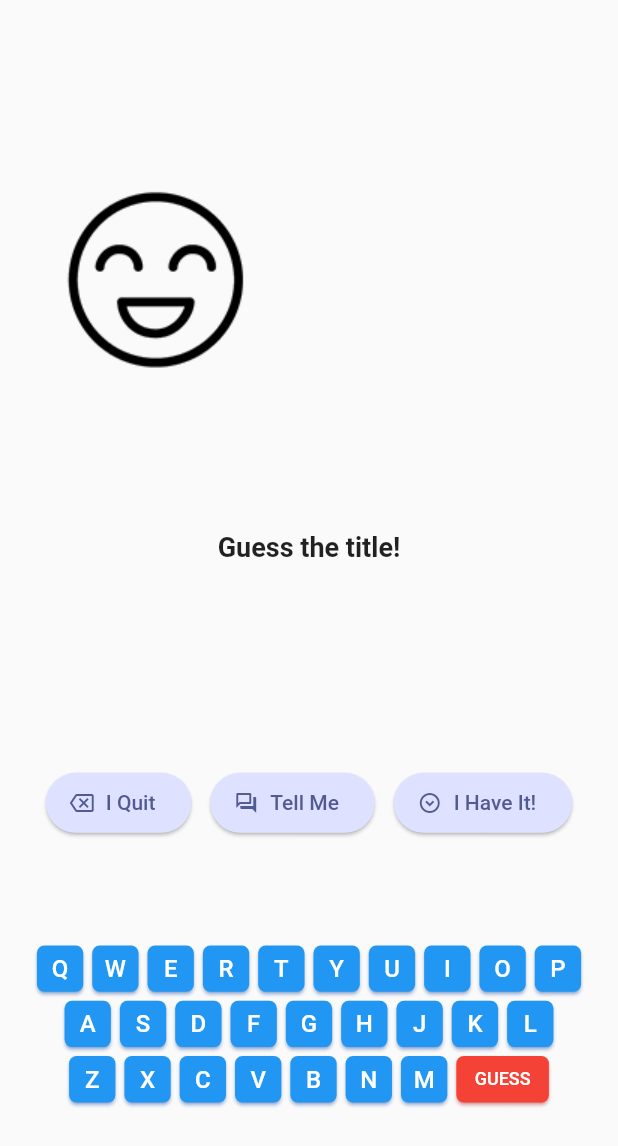
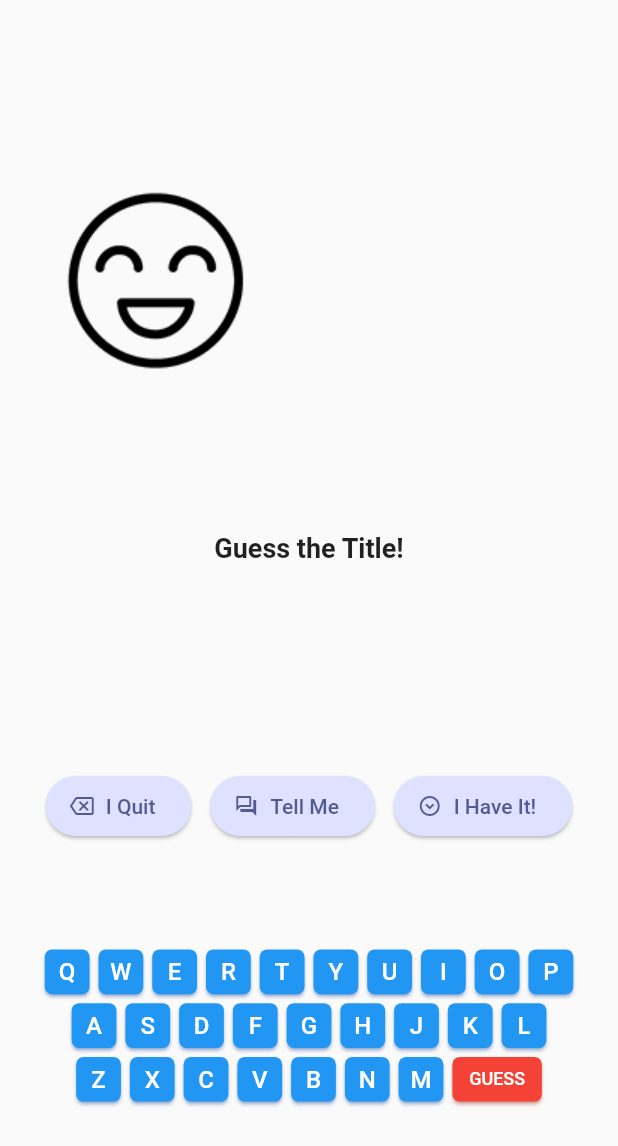
Before and after one commit to bjornunnar/flutter_hangman, a Flutter app: the GameScreen widget shown alone on an empty page, opened directly with empty values, on a phone screen of 412 x 824 dp. Shown: the top 1146 px of the screen. Run offline on Flutter 3.47's test engine with Material 2 defaults, Android fonts, the phone set to English and light mode, and no system bars; missing offline and left inert: tmdb_api.

Commit message:
minor updates
tweak title letter width,
capitalize user text input,
user direction changes w/ gamestate
restructure widgets folder

```diff
--- a/lib/main.dart
+++ b/lib/main.dart
@@ -1,5 +1,5 @@
 import 'package:flutter/material.dart';
-import 'package:hangman/widgets/hangman.dart';
+import 'package:hangman/widgets/start-screen/hangman.dart';
 import 'package:flutter/services.dart';
 
 void main() {
--- a/lib/models/classes.dart
+++ b/lib/models/classes.dart
@@ -69,7 +69,8 @@ class ResponsiveSizes{
     required this.numberOfLetters,
   });
 
+  // getter contains a formula to approximate a safe width for each letter, based on the device width and set padding
   double get letterWidth{
-    return (availableWidth-(padding*2*numberOfLetters))/(numberOfLetters+1.4);
+    return (availableWidth-(padding*2*numberOfLetters))/(numberOfLetters+1.8);
   }
 }
--- a/lib/widgets/loser_screen_custom.dart
+++ b/lib/widgets/end-screens/loser_screen_custom.dart
@@ -11,7 +11,7 @@ class LoserScreenCustom extends StatelessWidget {
       title: const Text('You Lose', textAlign: TextAlign.center,),
       content: Column(
         children: [
-          const Text("The movie in question was:", textAlign: TextAlign.center,),
+          const Text("The correct answer was:", textAlign: TextAlign.center,),
           const SizedBox(height: 10),
           Text(customTitle,
           textAlign: TextAlign.center,
@@ -20,8 +20,6 @@ class LoserScreenCustom extends StatelessWidget {
             fontWeight: FontWeight.bold,
           ),),
           const SizedBox(height: 30),
-          const Text("... I'm assuming it's a movie title?",textAlign: TextAlign.center,),
-          const Text("I have no further information on this movie (if it is a movie), maybe you can google it.",textAlign: TextAlign.center,)
         ],
       ),
       actions: <Widget>[
--- a/lib/widgets/winner_screen_custom.dart
+++ b/lib/widgets/end-screens/winner_screen_custom.dart
@@ -11,7 +11,7 @@ class WinnerScreenCustom extends StatelessWidget {
       title: const Text('You Win!', textAlign: TextAlign.center,),
       content: Column(
         children: [
-          const Text("You correctly guessed the movie:", textAlign: TextAlign.center,),
+          const Text("You correctly guessed:", textAlign: TextAlign.center,),
           const SizedBox(height: 10),
           Text(customTitle,
           textAlign: TextAlign.center,
@@ -20,8 +20,6 @@ class WinnerScreenCustom extends StatelessWidget {
             fontWeight: FontWeight.bold,
           ),),
           const SizedBox(height: 30),
-          const Text("... I'm assuming it's a movie title?",textAlign: TextAlign.center,),
-          const Text("I have no further information on this movie (if it is a movie), maybe you can google it.",textAlign: TextAlign.center,)
         ],
       ),
       actions: <Widget>[
--- a/lib/widgets/game_screen.dart
+++ b/lib/widgets/game-screen/game_screen.dart
@@ -1,18 +1,18 @@
 import 'package:flutter/material.dart';
 import 'package:hangman/data/check_entire_title_guess.dart';
 import 'package:hangman/models/classes.dart';
-import 'package:hangman/widgets/guess_entire_title.dart';
-import 'package:hangman/widgets/keyboard.dart';
-import 'package:hangman/widgets/guessed_letters_view.dart';
+import 'package:hangman/widgets/game-screen/guess_entire_title.dart';
+import 'package:hangman/widgets/game-screen/keyboard.dart';
+import 'package:hangman/widgets/game-screen/guessed_letters_view.dart';
 import 'package:hangman/data/check_guess.dart';
 import 'package:hangman/data/check_winner.dart';
 import 'package:hangman/data/check_loser.dart';
-import 'package:hangman/widgets/current_title.dart';
+import 'package:hangman/widgets/game-screen/current_title.dart';
 import 'package:hangman/data/split_the_title.dart';
-import 'package:hangman/widgets/loser_screen.dart';
-import 'package:hangman/widgets/loser_screen_custom.dart';
-import 'package:hangman/widgets/winner_screen.dart';
-import 'package:hangman/widgets/winner_screen_custom.dart';
+import 'package:hangman/widgets/end-screens/loser_screen.dart';
+import 'package:hangman/widgets/end-screens/loser_screen_custom.dart';
+import 'package:hangman/widgets/end-screens/winner_screen.dart';
+import 'package:hangman/widgets/end-screens/winner_screen_custom.dart';
 
 
 class GameScreen extends StatefulWidget {
@@ -142,10 +142,17 @@ class _GameScreenState extends State<GameScreen> {
     int maxLength = 12;
     double gameScreenWidth = MediaQuery.of(context).size.width;
     ResponsiveSizes titleLetterWidth = ResponsiveSizes(availableWidth: gameScreenWidth, padding: 3, numberOfLetters: maxLength);
+    // we want the guessed letters' width to match the title letters' width, so we pass this on to the guessed letters view widget
     double guessedLettersViewWidth = ((titleLetterWidth.letterWidth)*3)+(titleLetterWidth.padding*8);
 
     // check if dark mode is active, we use this to display white/black progress images
     final isDarkMode = MediaQuery.of(context).platformBrightness == Brightness.dark;
+
+    // onscreen message
+    final onScreenMessage;
+    if (weHaveALoser){onScreenMessage = "You Lost!";}
+    else if (weHaveAWinner){onScreenMessage = "You Won!";}
+    else {onScreenMessage = "Guess the Title!";}
 
     return Center(
       child: Padding(
@@ -193,8 +200,8 @@ class _GameScreenState extends State<GameScreen> {
                 : const SizedBox.shrink(),
               ],
             ),
-            const Text("Guess the title!",
-            style: TextStyle(fontSize: 18, fontWeight: FontWeight.bold),
+            Text(onScreenMessage,
+            style: const TextStyle(fontSize: 18, fontWeight: FontWeight.bold),
             textAlign: TextAlign.center,),
             // check if game is won or lost. if so, we just get the full title to display.
             // if not, we display what the user has so far
@@ -203,7 +210,7 @@ class _GameScreenState extends State<GameScreen> {
               wholeTitle: (weHaveALoser || weHaveAWinner)
               ? widget.hint.cleanTitleAsList
               : widget.hint.hiddenTitleAsList,
-              maxlength: 12))
+              maxlength: maxLength))
               CurrentTitle(title: fragment as List<String>, titleLetterWidth: titleLetterWidth,),
             Row(
               mainAxisAlignment: MainAxisAlignment.spaceEvenly,
--- a/lib/widgets/keyboard.dart
+++ b/lib/widgets/game-screen/keyboard.dart
@@ -1,6 +1,6 @@
 import 'package:flutter/material.dart';
 import 'package:hangman/models/qwerty_keyboard.dart';
-import 'package:hangman/widgets/keyboard_button.dart';
+import 'package:hangman/widgets/game-screen/keyboard_button.dart';
 import 'package:hangman/models/classes.dart';
 
 
--- a/lib/widgets/hangman.dart
+++ b/lib/widgets/start-screen/hangman.dart
@@ -2,9 +2,9 @@ import 'package:flutter/material.dart';
 import 'package:hangman/data/construct_hint.dart';
 import 'package:hangman/data/movie_details.dart';
 import 'package:hangman/models/classes.dart';
-import 'package:hangman/widgets/game_screen.dart';
-import 'package:hangman/widgets/settings_screen.dart';
-import 'package:hangman/widgets/credits.dart';
+import 'package:hangman/widgets/game-screen/game_screen.dart';
+import 'package:hangman/widgets/start-screen/settings_screen.dart';
+import 'package:hangman/widgets/start-screen/credits.dart';
 
 class Hangman extends StatefulWidget {
   const Hangman({super.key});
```
Also changed, not shown: lib/widgets/game-screen/guess_entire_title.dart (renamed from lib/widgets/guess_entire_title.dart, +24 -6 lines), lib/widgets/start-screen/settings_screen.dart (renamed from lib/widgets/settings_screen.dart, +31 -9 lines), lib/widgets/end-screens/loser_screen.dart (renamed from lib/widgets/loser_screen.dart), lib/widgets/end-screens/winner_screen.dart (renamed from lib/widgets/winner_screen.dart), lib/widgets/game-screen/current_title.dart (renamed from lib/widgets/current_title.dart), lib/widgets/game-screen/guessed_letters_view.dart (renamed from lib/widgets/guessed_letters_view.dart), lib/widgets/game-screen/keyboard_button.dart (renamed from lib/widgets/keyboard_button.dart), lib/widgets/start-screen/credits.dart (renamed from lib/widgets/credits.dart), lib/widgets/start-screen/custom_title_input.dart (renamed from lib/widgets/custom_title_input.dart), lib/widgets/start-screen/custom_year_input.dart (renamed from lib/widgets/custom_year_input.dart), 1 other file. Lines whose indentation alone changed are shown as unchanged.
